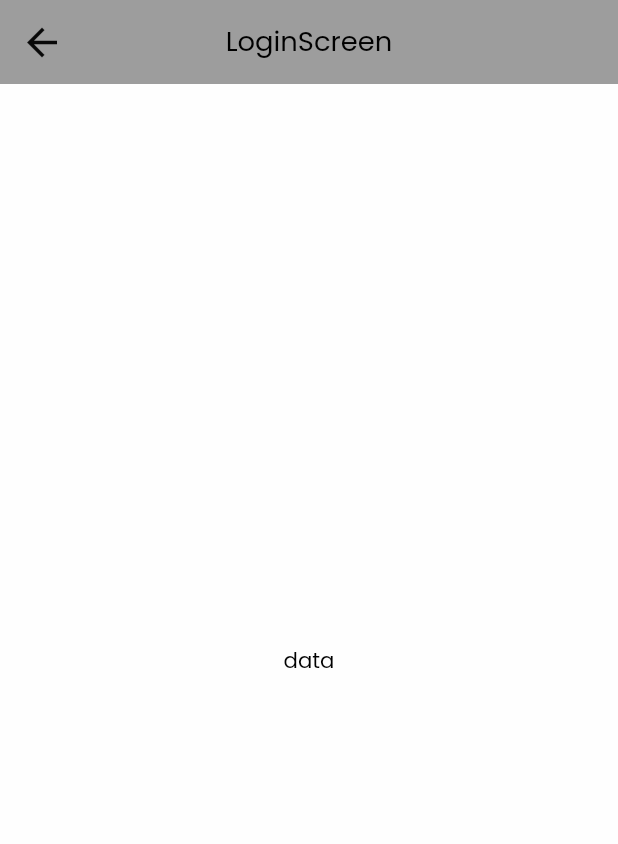
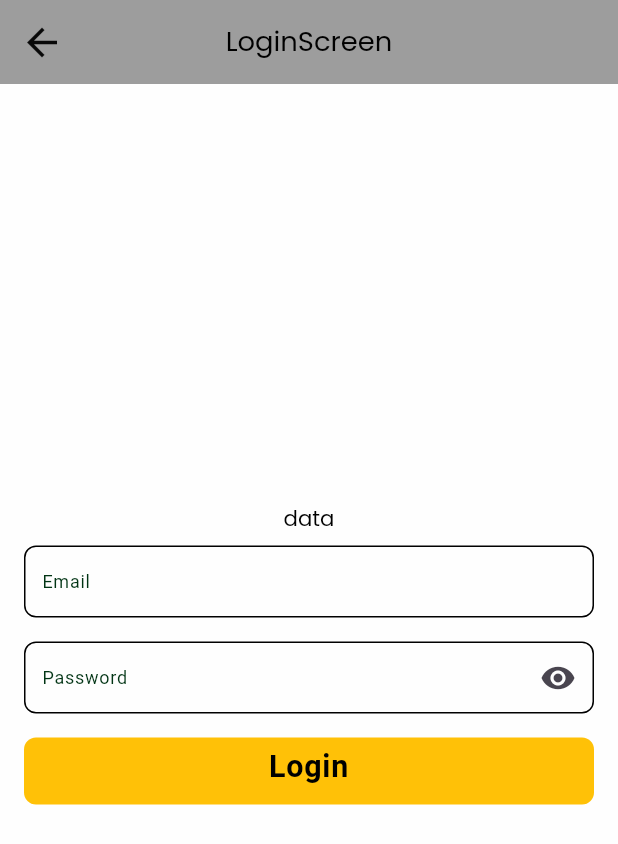
Before and after one commit to sanjivkm044/roomfinder, a Flutter app: the screen it shows after launch, on a phone screen of 412 x 824 dp. Shown: the top 844 px of the screen. Run offline on Flutter 3.47's test engine with Material 3 defaults, Android fonts, the phone set to English and light mode, and no system bars; our stand-ins replace firebase_core, flutter_screenutil, go_router, google_fonts; accounts and stored records are empty.

Commit message:
general textform field created

```diff
--- a/lib/constant/app_padding_consant.dart
+++ b/lib/constant/app_padding_consant.dart
@@ -2,7 +2,7 @@ import 'package:flutter/material.dart';
 
 class AppPaddingConsant {
   static final navigatorKey = GlobalKey<NavigatorState>();
-
-  static const padding = EdgeInsets.fromLTRB(16, 16, 16, 20);
+  static const padding = EdgeInsets.fromLTRB(16, 16, 16, 16);
+  static const generalWidgetPadding = EdgeInsets.fromLTRB(16, 8, 16, 8);
   static const bodyElementPadding = EdgeInsets.all(16);
 }
--- a/lib/presentation/features/authentication/login_screen.dart
+++ b/lib/presentation/features/authentication/login_screen.dart
@@ -1,5 +1,8 @@
 import 'package:flutter/material.dart';
+import 'package:flutter_screenutil/flutter_screenutil.dart';
 import 'package:myroomfinder/widget/general_appBar.dart';
+import 'package:myroomfinder/widget/general_elevated_buttonWidget.dart';
+import 'package:myroomfinder/widget/general_textformfield_widget.dart';
 
 class LoginScreen extends StatefulWidget {
   const LoginScreen({super.key});
@@ -9,14 +12,42 @@ class LoginScreen extends StatefulWidget {
 }
 
 class _LoginScreenState extends State<LoginScreen> {
+  final TextEditingController emailController = TextEditingController();
+  final TextEditingController passWordController = TextEditingController();
+
   @override
   Widget build(BuildContext context) {
-    return const Scaffold(
-      appBar: GeneralAppBar(
+    return Scaffold(
+      appBar: const GeneralAppBar(
         title: "LoginScreen",
       ),
-      body: Center(
-        child: Text("data"),
+      body: Column(
+        mainAxisAlignment: MainAxisAlignment.center,
+        crossAxisAlignment: CrossAxisAlignment.center,
+        children: [
+          const Center(
+            child: Text("data"),
+          ),
+          GeneralTextFormField(
+            controller: emailController,
+            prefixIcon: const Icon(Icons.email),
+            hintText: "email",
+            labelText: "Email",
+          ),
+          GeneralTextFormField(
+            controller: passWordController,
+            prefixIcon: const Icon(Icons.verified_user_rounded),
+            hintText: "Password",
+            labelText: "Password",
+            obscureText: true,
+            suffixIcon: const Icon(Icons.remove_red_eye),
+          ),
+          GeneralElevatedButtonWidget(
+            title: "Login",
+            onTap: () {},
+            height: 44.h,
+          ),
+        ],
       ),
     );
   }
--- /dev/null
+++ b/lib/widget/general_elevated_buttonWidget.dart
@@ -0,0 +1,58 @@
+import 'package:flutter/material.dart';
+import 'package:flutter_screenutil/flutter_screenutil.dart';
+import 'package:myroomfinder/constant/app_padding_consant.dart';
+
+class GeneralElevatedButtonWidget extends StatelessWidget {
+  final VoidCallback onTap;
+  final String title;
+  final double? height;
+  final double? width;
+  final double? fontSize;
+  final TextAlign? textAlign;
+  final Color? bgColor;
+  final Color? titleColor;
+  final EdgeInsets? padding;
+
+  const GeneralElevatedButtonWidget({
+    super.key,
+    required this.onTap,
+    required this.title,
+    this.fontSize,
+    this.height,
+    this.textAlign,
+    this.width,
+    this.bgColor,
+    this.titleColor,
+    this.padding,
+  });
+
+  @override
+  Widget build(BuildContext context) {
+    return Padding(
+      padding: padding ?? AppPaddingConsant.generalWidgetPadding,
+      child: InkWell(
+        onTap: onTap,
+        child: Container(
+          height: height ?? 40.h,
+          decoration: BoxDecoration(
+            color: bgColor ?? Colors.amber,
+            borderRadius: BorderRadius.circular(8),
+          ),
+          width: double.infinity,
+          child: Padding(
+            padding: const EdgeInsets.fromLTRB(2, 4, 2, 2),
+            child: Text(
+              style: Theme.of(context).textTheme.labelSmall?.copyWith(
+                    fontSize: fontSize ?? 20.sp,
+                    fontWeight: FontWeight.bold,
+                    color: titleColor ?? Colors.black,
+                  ),
+              title,
+              textAlign: textAlign ?? TextAlign.center,
+            ),
+          ),
+        ),
+      ),
+    );
+  }
+}
--- /dev/null
+++ b/lib/widget/general_textformfield_widget.dart
@@ -0,0 +1,89 @@
+import 'package:flutter/material.dart';
+import 'package:myroomfinder/constant/app_padding_consant.dart';
+import 'package:myroomfinder/constant/color_constant.dart';
+
+class GeneralTextFormField extends StatelessWidget {
+  const GeneralTextFormField(
+      {super.key,
+      required this.controller,
+      required this.hintText,
+      required this.labelText,
+      required this.prefixIcon,
+      this.prefixWidget,
+      this.hintMaxLines,
+      this.obscureText,
+      this.suffixIcon});
+
+  final TextEditingController controller;
+  final String labelText;
+  final String hintText;
+  final int? hintMaxLines;
+  final Widget? prefixIcon;
+  final Widget? prefixWidget;
+  final Widget? suffixIcon;
+  final bool? obscureText;
+
+  @override
+  Widget build(BuildContext context) {
+    return Padding(
+      padding: AppPaddingConsant.generalWidgetPadding,
+      child: TextFormField(
+        controller: controller,
+        decoration: InputDecoration(
+          contentPadding:
+              const EdgeInsets.symmetric(vertical: 8.0, horizontal: 8.0),
+          labelText: labelText,
+          hintMaxLines: hintMaxLines ?? 1,
+          hintText: hintText,
+          hintTextDirection: TextDirection.ltr,
+          prefixIcon: prefixWidget,
+          suffixIcon: suffixIcon,
+          hintFadeDuration: const Duration(seconds: 2),
+          labelStyle: Theme.of(context).textTheme.labelSmall?.copyWith(
+                fontSize: 12,
+                fontWeight: FontWeight.normal,
+                color: AppColors.primaryBlueColor,
+              ),
+          hintStyle: Theme.of(context).textTheme.labelSmall?.copyWith(
+                fontSize: 12,
+                fontWeight: FontWeight.normal,
+              ),
+          enabledBorder: OutlineInputBorder(
+            borderRadius: BorderRadius.circular(8),
+            borderSide: const BorderSide(
+              color: Colors.black,
+              style: BorderStyle.solid,
+            ),
+          ),
+          disabledBorder: OutlineInputBorder(
+              borderRadius: BorderRadius.circular(8),
+              borderSide: const BorderSide(
+                color: Colors.transparent,
+                style: BorderStyle.solid,
+                width: 1,
+              )),
+          focusedBorder: OutlineInputBorder(
+              borderRadius: BorderRadius.circular(8),
+              borderSide: const BorderSide(
+                color: Colors.blue,
+                style: BorderStyle.solid,
+                width: 1,
+              )),
+          errorBorder: OutlineInputBorder(
+              borderRadius: BorderRadius.circular(8),
+              borderSide: const BorderSide(
+                color: Colors.red,
+                style: BorderStyle.solid,
+              )),
+          focusedErrorBorder: OutlineInputBorder(
+            borderRadius: BorderRadius.circular(8),
+            borderSide: const BorderSide(
+              color: Colors.red,
+              style: BorderStyle.solid,
+            ),
+          ),
+        ),
+      ),
+    );
+  }
+}
```
